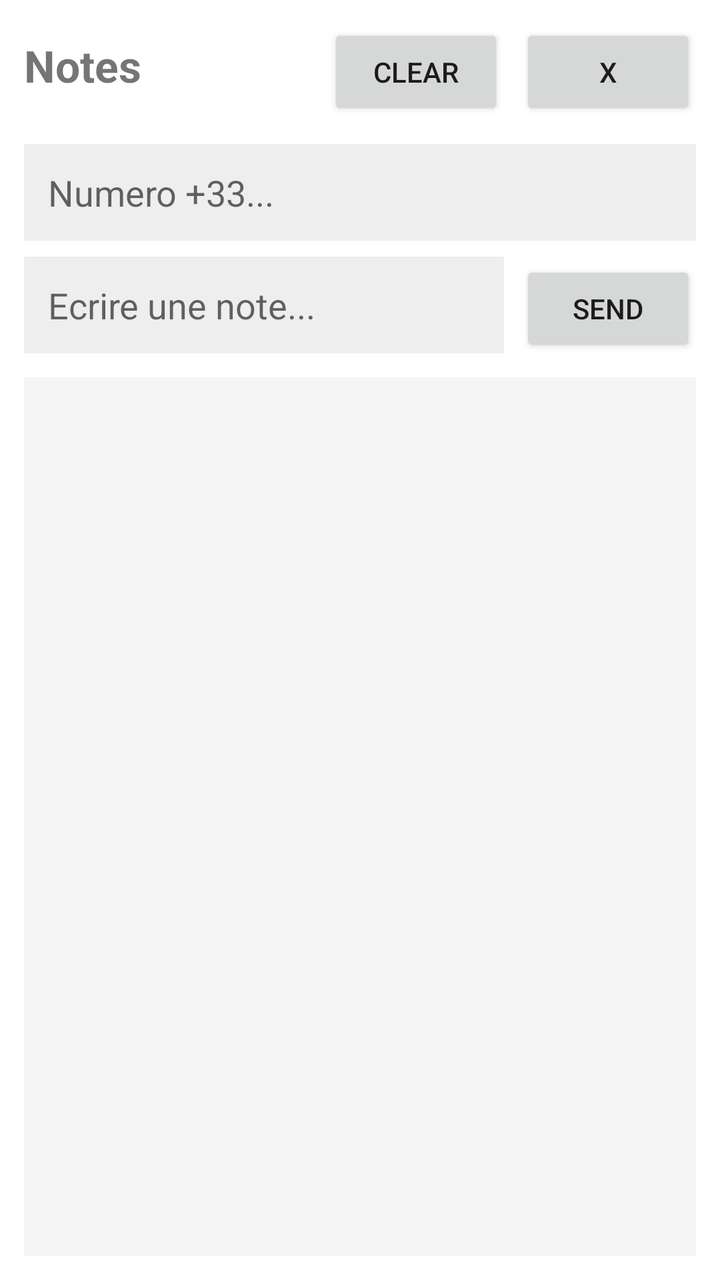
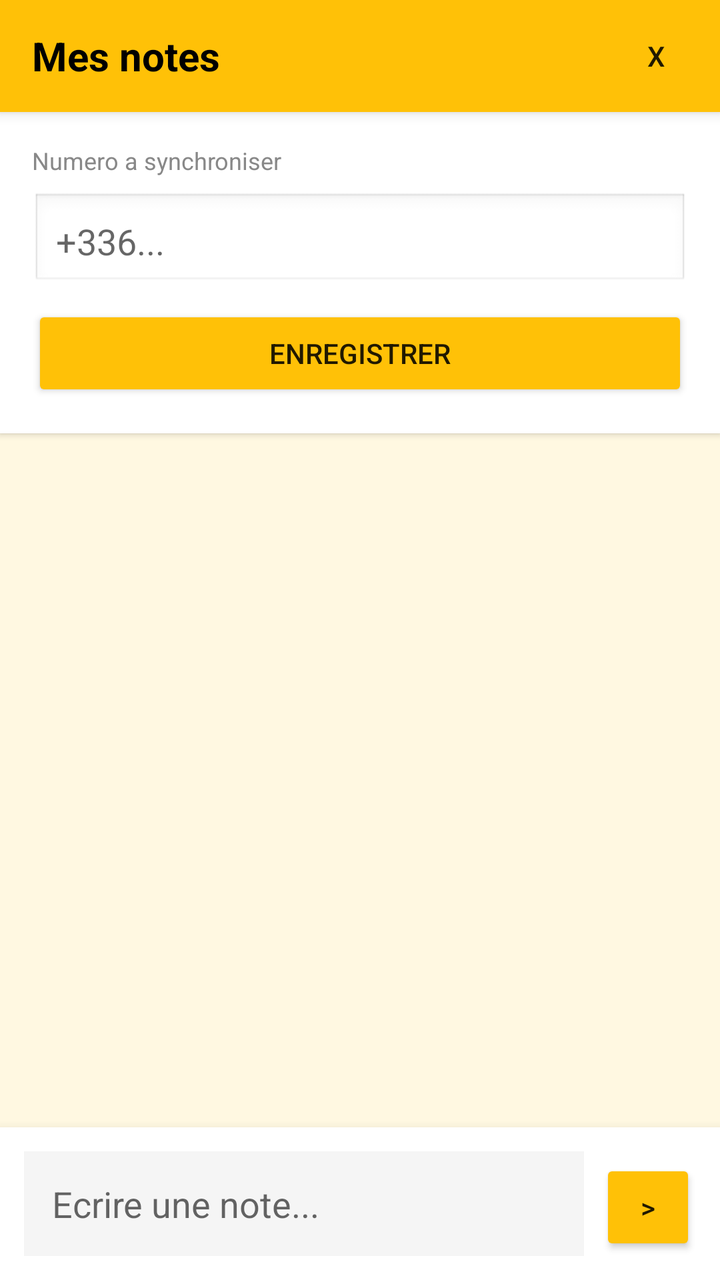

Compare the two renders of this Android layout. The source of the first and the diff that turns it into the second are given below.
<!-- AndroidManifest.xml: application theme Theme.AppCompat.Light.NoActionBar -->
<!-- res/layout/activity_main.xml -->
<?xml version="1.0" encoding="utf-8"?>
<LinearLayout xmlns:android="http://schemas.android.com/apk/res/android"
    android:layout_width="match_parent" android:layout_height="match_parent"
    android:orientation="vertical" android:padding="12dp" android:background="#FFFFFF">
    
    <LinearLayout android:layout_width="match_parent" android:layout_height="wrap_content" android:orientation="horizontal">
        <TextView android:layout_width="0dp" android:layout_height="wrap_content" android:layout_weight="1" android:text="Notes" android:textSize="22sp" android:textStyle="bold"/>
        <Button android:id="@+id/btnClear" android:layout_width="wrap_content" android:layout_height="wrap_content" android:text="CLEAR"/>
        <Button android:id="@+id/btnClose" android:layout_width="wrap_content" android:layout_height="wrap_content" android:text="X" android:layout_marginStart="8dp"/>
    </LinearLayout>

    <EditText android:id="@+id/etNumber" android:layout_width="match_parent" android:layout_height="wrap_content"
        android:hint="Numero +33..." android:inputType="phone" android:layout_marginTop="12dp" android:background="#EEEEEE" android:padding="12dp"/>

    <LinearLayout android:layout_width="match_parent" android:layout_height="wrap_content" android:orientation="horizontal" android:layout_marginTop="8dp">
        <EditText android:id="@+id/etMessage" android:layout_width="0dp" android:layout_height="wrap_content" android:layout_weight="1"
            android:hint="Ecrire une note..." android:minHeight="48dp" android:background="#EEEEEE" android:padding="12dp"/>
        <Button android:id="@+id/btnSend" android:layout_width="wrap_content" android:layout_height="48dp" android:text="SEND" android:layout_marginStart="8dp"/>
    </LinearLayout>

    <ScrollView android:id="@+id/scrollView" android:layout_width="match_parent" android:layout_height="0dp" android:layout_weight="1"
        android:layout_marginTop="12dp" android:background="#F5F5F5">
        <TextView android:id="@+id/tvConversation" android:layout_width="match_parent" android:layout_height="wrap_content" android:padding="12dp" android:textSize="15sp"/>
    </ScrollView>
</LinearLayout>
<!-- resources referenced by this layout -->
<resources>

</resources>

<!-- the commit's change to res/layout/activity_main.xml (unified diff, before → after) -->
@@ -1,25 +1,48 @@
 <?xml version="1.0" encoding="utf-8"?>
 <LinearLayout xmlns:android="http://schemas.android.com/apk/res/android"
     android:layout_width="match_parent" android:layout_height="match_parent"
-    android:orientation="vertical" android:padding="12dp" android:background="#FFFFFF">
+    android:orientation="vertical" android:background="#FFF8E1">
+
     
-    <LinearLayout android:layout_width="match_parent" android:layout_height="wrap_content" android:orientation="horizontal">
-        <TextView android:layout_width="0dp" android:layout_height="wrap_content" android:layout_weight="1" android:text="Notes" android:textSize="22sp" android:textStyle="bold"/>
-        <Button android:id="@+id/btnClear" android:layout_width="wrap_content" android:layout_height="wrap_content" android:text="CLEAR"/>
-        <Button android:id="@+id/btnClose" android:layout_width="wrap_content" android:layout_height="wrap_content" android:text="X" android:layout_marginStart="8dp"/>
+    <LinearLayout android:layout_width="match_parent" android:layout_height="56dp"
+        android:background="#FFC107" android:gravity="center_vertical" android:paddingHorizontal="16dp" android:elevation="4dp">
+        <TextView android:layout_width="0dp" android:layout_height="wrap_content" android:layout_weight="1"
+            android:text="Mes notes" android:textSize="20sp" android:textStyle="bold" android:textColor="#000"/>
+        <TextView android:id="@+id/tvNumberBadge" android:layout_width="wrap_content" android:layout_height="wrap_content"
+            android:visibility="gone" android:background="#FFF3E0" android:padding="6dp" android:textSize="11sp" android:textColor="#666"/>
+        <Button android:id="@+id/btnClear" android:layout_width="32dp" android:layout_height="32dp"
+            android:text="X" android:background="?android:attr/selectableItemBackgroundBorderless" android:layout_marginStart="8dp"/>
     </LinearLayout>
 
-    <EditText android:id="@+id/etNumber" android:layout_width="match_parent" android:layout_height="wrap_content"
-        android:hint="Numero +33..." android:inputType="phone" android:layout_marginTop="12dp" android:background="#EEEEEE" android:padding="12dp"/>
-
-    <LinearLayout android:layout_width="match_parent" android:layout_height="wrap_content" android:orientation="horizontal" android:layout_marginTop="8dp">
-        <EditText android:id="@+id/etMessage" android:layout_width="0dp" android:layout_height="wrap_content" android:layout_weight="1"
-            android:hint="Ecrire une note..." android:minHeight="48dp" android:background="#EEEEEE" android:padding="12dp"/>
-        <Button android:id="@+id/btnSend" android:layout_width="wrap_content" android:layout_height="48dp" android:text="SEND" android:layout_marginStart="8dp"/>
+    
+    <LinearLayout android:id="@+id/layoutNumber" android:layout_width="match_parent" android:layout_height="wrap_content"
+        android:orientation="vertical" android:padding="16dp" android:background="#FFFFFF" android:elevation="2dp">
+        <TextView android:layout_width="wrap_content" android:layout_height="wrap_content"
+            android:text="Numero a synchroniser" android:textSize="12sp" android:textColor="#888"/>
+        <EditText android:id="@+id/etNumber" android:layout_width="match_parent" android:layout_height="wrap_content"
+            android:hint="+336..." android:inputType="phone" android:background="@android:drawable/edit_text"
+            android:padding="12dp" android:layout_marginTop="8dp"/>
+        <Button android:id="@+id/btnSaveNumber" android:layout_width="match_parent" android:layout_height="wrap_content"
+            android:text="ENREGISTRER" android:layout_marginTop="8dp" android:backgroundTint="#FFC107"/>
     </LinearLayout>
 
-    <ScrollView android:id="@+id/scrollView" android:layout_width="match_parent" android:layout_height="0dp" android:layout_weight="1"
-        android:layout_marginTop="12dp" android:background="#F5F5F5">
-        <TextView android:id="@+id/tvConversation" android:layout_width="match_parent" android:layout_height="wrap_content" android:padding="12dp" android:textSize="15sp"/>
+    
+    <ScrollView android:id="@+id/scrollView" android:layout_width="match_parent" android:layout_height="0dp"
+        android:layout_weight="1" android:padding="12dp">
+        <TextView android:id="@+id/tvConversation" android:layout_width="match_parent" android:layout_height="wrap_content"
+            android:textSize="15sp" android:lineSpacingExtra="4dp"/>
     </ScrollView>
+
+    
+    <LinearLayout android:layout_width="match_parent" android:layout_height="wrap_content"
+        android:orientation="horizontal" android:padding="12dp" android:background="#FFFFFF" android:elevation="8dp">
+        <EditText android:id="@+id/etMessage" android:layout_width="0dp" android:layout_height="wrap_content"
+            android:layout_weight="1" android:hint="Ecrire une note..." android:background="#F5F5F5"
+            android:padding="14dp" android:minHeight="48dp"/>
+        <Button android:id="@+id/btnSend" android:layout_width="48dp" android:layout_height="48dp"
+            android:text=">" android:layout_marginStart="8dp" android:backgroundTint="#FFC107"/>
+    </LinearLayout>
+
+    
+    <Button android:id="@+id/btnClose" android:layout_width="0dp" android:layout_height="0dp" android:visibility="gone"/>
 </LinearLayout>
